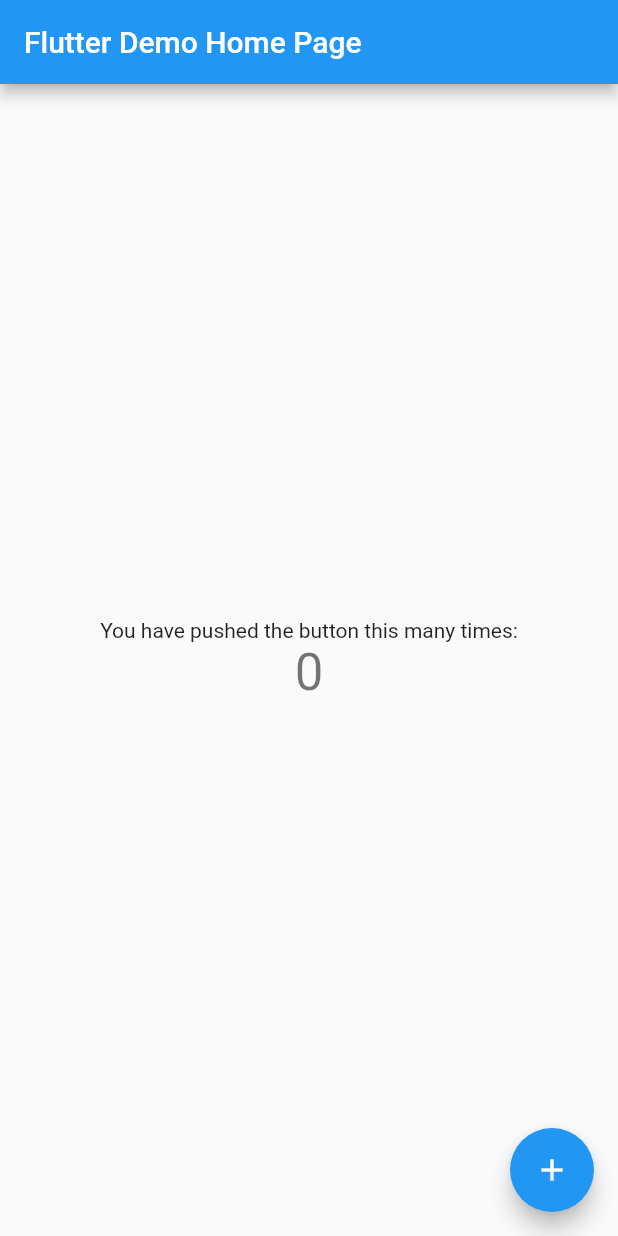
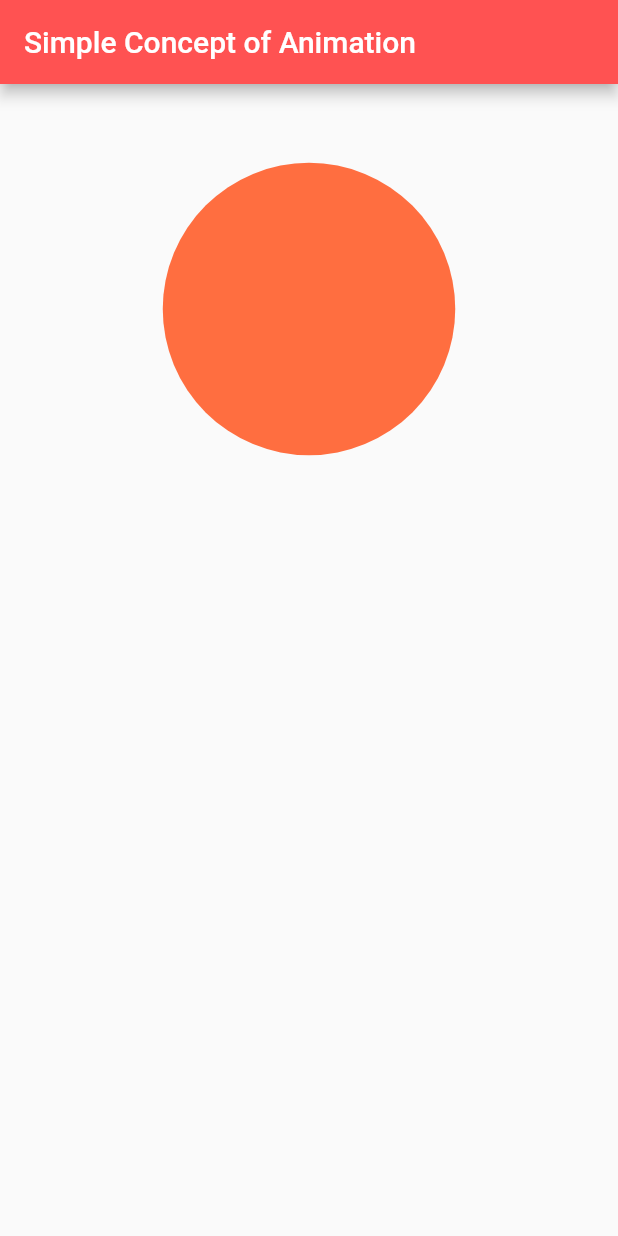
Before and after one commit to MillieNakiganda/flutter_loginAnimation, a Flutter app: the screen it shows after launch, on a phone screen of 412 x 824 dp. Run offline on Flutter 3.47's test engine with Material 2 defaults, Android fonts, the phone set to English and light mode, and no system bars.

Commit message:
ch: glowing circle for background

```diff
--- a/flutter_login_animation/lib/main.dart
+++ b/flutter_login_animation/lib/main.dart
@@ -1,4 +1,5 @@
 import 'package:flutter/material.dart';
+import 'package:flutter_login_animation/views/circle_glow.dart';
 
 void main() {
   runApp(const MyApp());
@@ -13,103 +14,9 @@
     return MaterialApp(
       title: 'Flutter Demo',
       theme: ThemeData(
-        // This is the theme of your application.
-        //
-        // Try running your application with "flutter run". You'll see the
-        // application has a blue toolbar. Then, without quitting the app, try
-        // changing the primarySwatch below to Colors.green and then invoke
-        // "hot reload" (press "r" in the console where you ran "flutter run",
-        // or simply save your changes to "hot reload" in a Flutter IDE).
-        // Notice that the counter didn't reset back to zero; the application
-        // is not restarted.
         primarySwatch: Colors.blue,
       ),
-      home: const MyHomePage(title: 'Flutter Demo Home Page'),
+      home: const GlowCircle(),
     );
   }
 }
-
-class MyHomePage extends StatefulWidget {
-  const MyHomePage({Key? key, required this.title}) : super(key: key);
-
-  // This widget is the home page of your application. It is stateful, meaning
-  // that it has a State object (defined below) that contains fields that affect
-  // how it looks.
-
-  // This class is the configuration for the state. It holds the values (in this
-  // case the title) provided by the parent (in this case the App widget) and
-  // used by the build method of the State. Fields in a Widget subclass are
-  // always marked "final".
-
-  final String title;
-
-  @override
-  State<MyHomePage> createState() => _MyHomePageState();
-}
-
-class _MyHomePageState extends State<MyHomePage> {
-  int _counter = 0;
-
-  void _incrementCounter() {
-    setState(() {
-      // This call to setState tells the Flutter framework that something has
-      // changed in this State, which causes it to rerun the build method below
-      // so that the display can reflect the updated values. If we changed
-      // _counter without calling setState(), then the build method would not be
-      // called again, and so nothing would appear to happen.
-      _counter++;
-    });
-  }
-
-  @override
-  Widget build(BuildContext context) {
-    // This method is rerun every time setState is called, for instance as done
-    // by the _incrementCounter method above.
-    //
-    // The Flutter framework has been optimized to make rerunning build methods
-    // fast, so that you can just rebuild anything that needs updating rather
-    // than having to individually change instances of widgets.
-    return Scaffold(
-      appBar: AppBar(
-        // Here we take the value from the MyHomePage object that was created by
-        // the App.build method, and use it to set our appbar title.
-        title: Text(widget.title),
-      ),
-      body: Center(
-        // Center is a layout widget. It takes a single child and positions it
-        // in the middle of the parent.
-        child: Column(
-          // Column is also a layout widget. It takes a list of children and
-          // arranges them vertically. By default, it sizes itself to fit its
-          // children horizontally, and tries to be as tall as its parent.
-          //
-          // Invoke "debug painting" (press "p" in the console, choose the
-          // "Toggle Debug Paint" action from the Flutter Inspector in Android
-          // Studio, or the "Toggle Debug Paint" command in Visual Studio Code)
-          // to see the wireframe for each widget.
-          //
-          // Column has various properties to control how it sizes itself and
-          // how it positions its children. Here we use mainAxisAlignment to
-          // center the children vertically; the main axis here is the vertical
-          // axis because Columns are vertical (the cross axis would be
-          // horizontal).
-          mainAxisAlignment: MainAxisAlignment.center,
-          children: <Widget>[
-            const Text(
-              'You have pushed the button this many times:',
-            ),
-            Text(
-              '$_counter',
-              style: Theme.of(context).textTheme.headline4,
-            ),
-          ],
-        ),
-      ),
-      floatingActionButton: FloatingActionButton(
-        onPressed: _incrementCounter,
-        tooltip: 'Increment',
-        child: const Icon(Icons.add),
-      ), // This trailing comma makes auto-formatting nicer for build methods.
-    );
-  }
-}
--- /dev/null
+++ b/flutter_login_animation/lib/views/circle_glow.dart
@@ -0,0 +1,70 @@
+import 'package:flutter/material.dart';
+// import 'package:flutter/widgets.dart';
+
+class GlowCircle extends StatefulWidget {
+  const GlowCircle({Key? key}) : super(key: key);
+
+  @override
+  State<StatefulWidget> createState() {
+    return _GlowCircle();
+  }
+}
+
+class _GlowCircle extends State<GlowCircle>
+    with SingleTickerProviderStateMixin {
+  //use "with SingleThickerProviderStateMixin" at last of class declaration
+  //where you have to pass "vsync" argument, add this
+
+  late Animation<double> animation; //animation variable for circle 1
+  late AnimationController
+      animationcontroller; //animation controller variable circle 1
+
+  @override
+  void initState() {
+    animationcontroller =
+        AnimationController(vsync: this, duration: const Duration(seconds: 10));
+    //here we have to vash vsync argument, there for we use "with SingleTickerProviderStateMixin" above
+    //vsync is the ThickerProvider, and set duration of animation
+
+    animationcontroller.repeat();
+    //repeat the animation controller
+
+    animation = Tween<double>(begin: 0, end: 250).animate(animationcontroller);
+    //set the begin value and end value, we will use this value for height and width of circle
+
+    animation.addListener(() {
+      setState(() {});
+      //set animation listiner and set state to update UI on every animation value change
+    });
+
+    super.initState();
+  }
+
+  @override
+  void dispose() {
+    super.dispose();
+    animationcontroller.dispose(); //destory anmiation to free memory on last
+  }
+
+  @override
+  Widget build(BuildContext context) {
+    return Scaffold(
+      appBar: AppBar(
+          title: const Text("Simple Concept of Animation"),
+          backgroundColor: Colors.redAccent),
+      body: Container(
+        padding: const EdgeInsets.all(20),
+        alignment: Alignment.center,
+        height: 300,
+        child: Container(
+          decoration: const BoxDecoration(
+              shape: BoxShape.circle, //making box to circle
+              color: Colors.deepOrangeAccent //background of container
+              ),
+          height: animation.value, //value from animation controller
+          width: animation.value, //value from animation controller
+        ),
+      ),
+    );
+  }
+}
```
